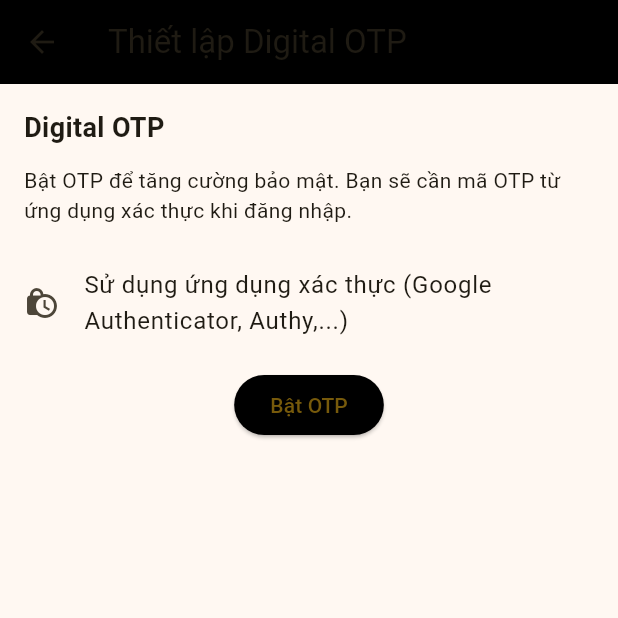
After one commit to tanbentam/LAPTRINHMOBILE_N06_K17_NHOM15, a Flutter app: the OtpSetupPage screen opened directly, on a phone screen of 412 x 824 dp, the top half of it. The commit adds this screen. Run offline on Flutter 3.47's test engine with Material 3 defaults, Android fonts, the phone set to English and light mode, and no system bars.

Commit message:
Ghi chú thay đổi

```diff
--- a/lib/main.dart
+++ b/lib/main.dart
@@ -16,12 +16,12 @@ class MyApp extends StatelessWidget {
   Widget build(BuildContext context) {
     return MaterialApp(
       debugShowCheckedModeBanner: false,
-      title: 'Crypto App',
+      title: 'my_application',
       theme: ThemeData(
         colorScheme: ColorScheme.fromSeed(seedColor: Colors.amber),
         useMaterial3: true,
       ),
-      home: const LoginPage(), // ← Mở đầu bằng trang đăng nhập
+      home: const LoginPage(),
     );
   }
 }
--- /dev/null
+++ b/lib/settings/otp_setup_page.dart
@@ -0,0 +1,63 @@
+import 'package:flutter/material.dart';
+
+class OtpSetupPage extends StatefulWidget {
+  const OtpSetupPage({super.key});
+
+  @override
+  State<OtpSetupPage> createState() => _OtpSetupPageState();
+}
+
+class _OtpSetupPageState extends State<OtpSetupPage> {
+  bool _enabled = false;
+  // Trong thực tế bạn sẽ tích hợp với backend (tạo secret, QR code...), ở đây làm demo
+  @override
+  void initState() {
+    super.initState();
+    // nếu muốn: load trạng thái từ SharedPreferences hoặc backend
+  }
+
+  @override
+  Widget build(BuildContext context) {
+    return Scaffold(
+      appBar: AppBar(
+        title: const Text('Thiết lập Digital OTP'),
+        backgroundColor: Colors.black,
+      ),
+      body: Padding(
+        padding: const EdgeInsets.all(16),
+        child: Column(
+          crossAxisAlignment: CrossAxisAlignment.start,
+          children: [
+            const Text('Digital OTP', style: TextStyle(fontSize: 18, fontWeight: FontWeight.bold)),
+            const SizedBox(height: 12),
+            const Text('Bật OTP để tăng cường bảo mật. Bạn sẽ cần mã OTP từ ứng dụng xác thực khi đăng nhập.'),
+            const SizedBox(height: 20),
+
+            ListTile(
+              contentPadding: EdgeInsets.zero,
+              leading: const Icon(Icons.lock_clock),
+              title: const Text('Sử dụng ứng dụng xác thực (Google Authenticator, Authy,...)'),
+            ),
+
+            const SizedBox(height: 12),
+
+            Center(
+              child: ElevatedButton(
+                onPressed: () async {
+                  // Ở đây demo: chỉ bật/tắt
+                  setState(() => _enabled = !_enabled);
+                  // Trả về trạng thái về trang trước
+                  Navigator.pop(context, _enabled);
+                },
+                style: ElevatedButton.styleFrom(
+                  backgroundColor: _enabled ? Colors.red : Colors.black,
+                ),
+                child: Text(_enabled ? 'Tắt OTP' : 'Bật OTP'),
+              ),
+            ),
+          ],
+        ),
+      ),
+    );
+  }
+}
--- /dev/null
+++ b/lib/settings/settings_page.dart
@@ -0,0 +1,63 @@
+import 'package:flutter/material.dart';
+
+class OtpSetupPage extends StatefulWidget {
+  const OtpSetupPage({super.key});
+
+  @override
+  State<OtpSetupPage> createState() => _OtpSetupPageState();
+}
+
+class _OtpSetupPageState extends State<OtpSetupPage> {
+  bool _enabled = false;
+  // Trong thực tế bạn sẽ tích hợp với backend (tạo secret, QR code...), ở đây làm demo
+  @override
+  void initState() {
+    super.initState();
+    // nếu muốn: load trạng thái từ SharedPreferences hoặc backend
+  }
+
+  @override
+  Widget build(BuildContext context) {
+    return Scaffold(
+      appBar: AppBar(
+        title: const Text('Thiết lập Digital OTP'),
+        backgroundColor: Colors.black,
+      ),
+      body: Padding(
+        padding: const EdgeInsets.all(16),
+        child: Column(
+          crossAxisAlignment: CrossAxisAlignment.start,
+          children: [
+            const Text('Digital OTP', style: TextStyle(fontSize: 18, fontWeight: FontWeight.bold)),
+            const SizedBox(height: 12),
+            const Text('Bật OTP để tăng cường bảo mật. Bạn sẽ cần mã OTP từ ứng dụng xác thực khi đăng nhập.'),
+            const SizedBox(height: 20),
+
+            ListTile(
+              contentPadding: EdgeInsets.zero,
+              leading: const Icon(Icons.lock_clock),
+              title: const Text('Sử dụng ứng dụng xác thực (Google Authenticator, Authy,...)'),
+            ),
+
+            const SizedBox(height: 12),
+
+            Center(
+              child: ElevatedButton(
+                onPressed: () async {
+                  // Ở đây demo: chỉ bật/tắt
+                  setState(() => _enabled = !_enabled);
+                  // Trả về trạng thái về trang trước
+                  Navigator.pop(context, _enabled);
+                },
+                style: ElevatedButton.styleFrom(
+                  backgroundColor: _enabled ? Colors.red : Colors.black,
+                ),
+                child: Text(_enabled ? 'Tắt OTP' : 'Bật OTP'),
+              ),
+            ),
+          ],
+        ),
+      ),
+    );
+  }
+}
```
Also changed, not shown: lib/pages/home_page.dart (+46 -28 lines), lib/settings/device_management_page.dart (added, +68 -0 lines).
